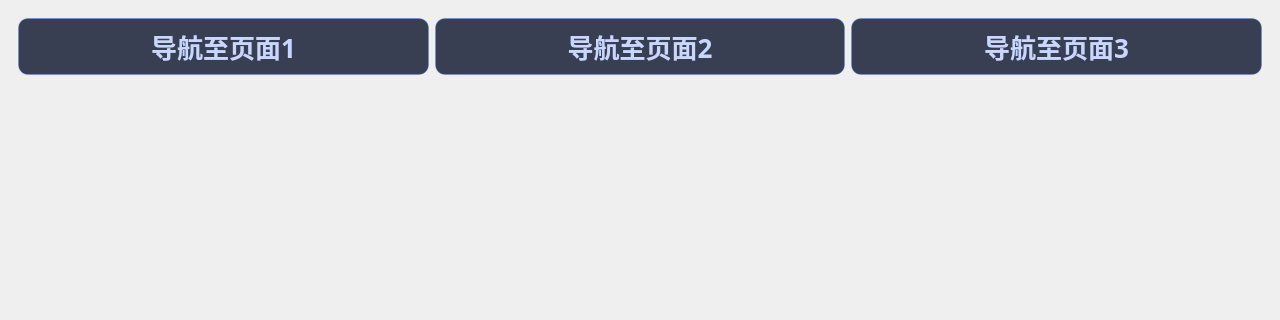
This is ui/main_frame_ui.ui in BlueBlouseCat/cross-platform as Qt 5 draws it before an edit; both pictures show x 0 to 1280 and y 0 to 320 of the 1280 by 934 pixel window. The edited form follows.
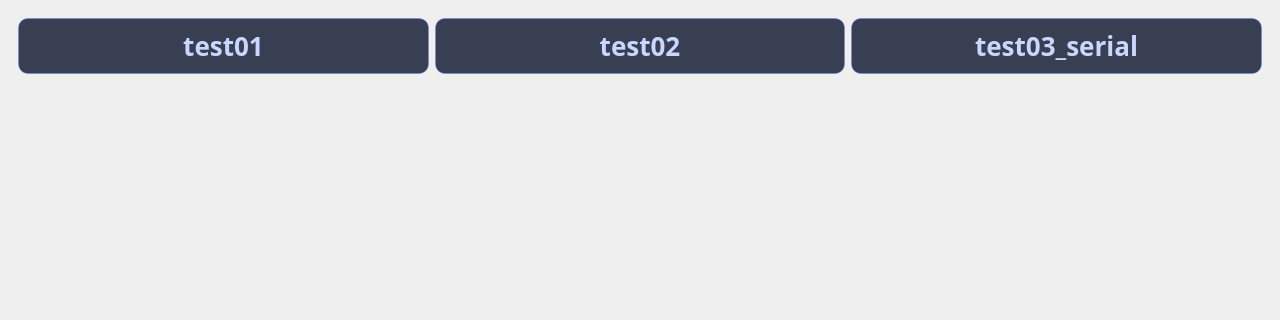
This is the edited form.

The edit to the form file:
```diff
--- a/ui/main_frame_ui.ui
+++ b/ui/main_frame_ui.ui
@@ -165,7 +165,7 @@
 }</string>
          </property>
          <property name="text">
-          <string>导航至页面1</string>
+          <string>test01</string>
          </property>
          <property name="checkable">
           <bool>true</bool>
@@ -257,7 +257,7 @@
 }</string>
          </property>
          <property name="text">
-          <string>导航至页面2</string>
+          <string>test02</string>
          </property>
          <property name="checkable">
           <bool>true</bool>
@@ -349,7 +349,7 @@
 }</string>
          </property>
          <property name="text">
-          <string>导航至页面3</string>
+          <string>test03_serial</string>
          </property>
          <property name="checkable">
           <bool>true</bool>
```
